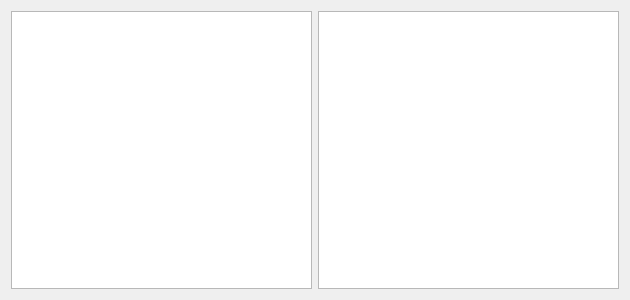
Old version of the form SeboApp/GuiGenre.ui in the repository cok1/SeboApp.
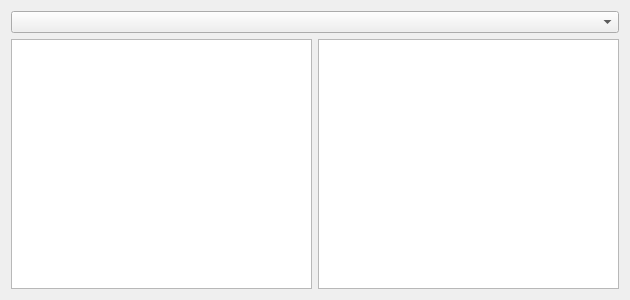
New version of the form.

Commit message: Test sur la mise en forme des tables et des comboBox.

```diff
--- a/SeboApp/GuiGenre.ui
+++ b/SeboApp/GuiGenre.ui
@@ -13,12 +13,19 @@
   <property name="windowTitle">
    <string>GuiGenre</string>
   </property>
+  <layout class="QVBoxLayout" name="verticalLayout">
+   <item>
+    <widget class="QComboBox" name="comboBox"/>
+   </item>
+   <item>
   <layout class="QHBoxLayout" name="horizontalLayout">
    <item>
     <widget class="QTableView" name="view"/>
    </item>
    <item>
     <widget class="QTableView" name="view2"/>
+     </item>
+    </layout>
    </item>
   </layout>
  </widget>
```
Lines whose indentation alone changed are shown as unchanged. The commit also changes 7 other files.
